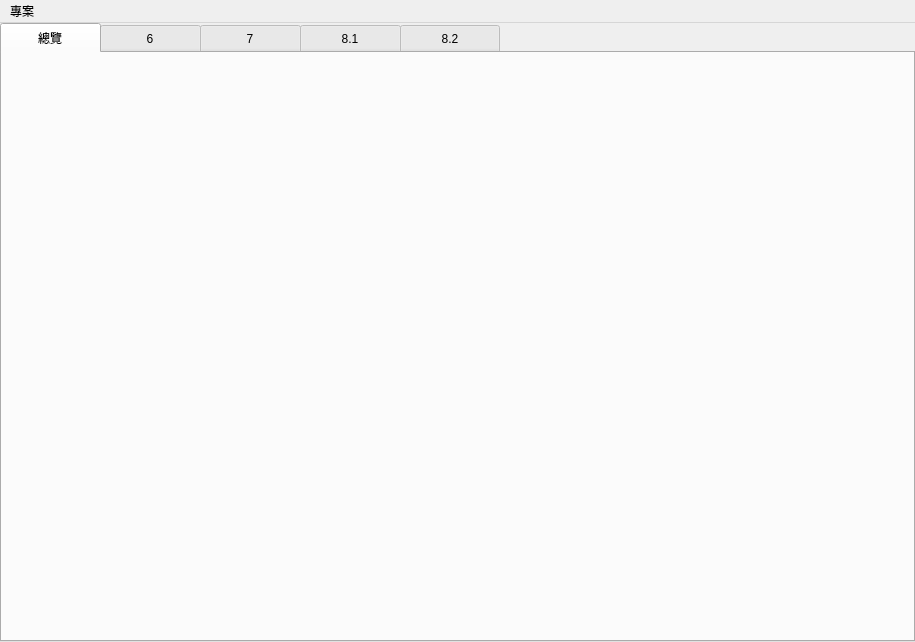
This is src/gui/views/uav_gui.ui in ninjat6/Drone_Security_Tool as Qt 5 draws it before an edit. The edited form follows.
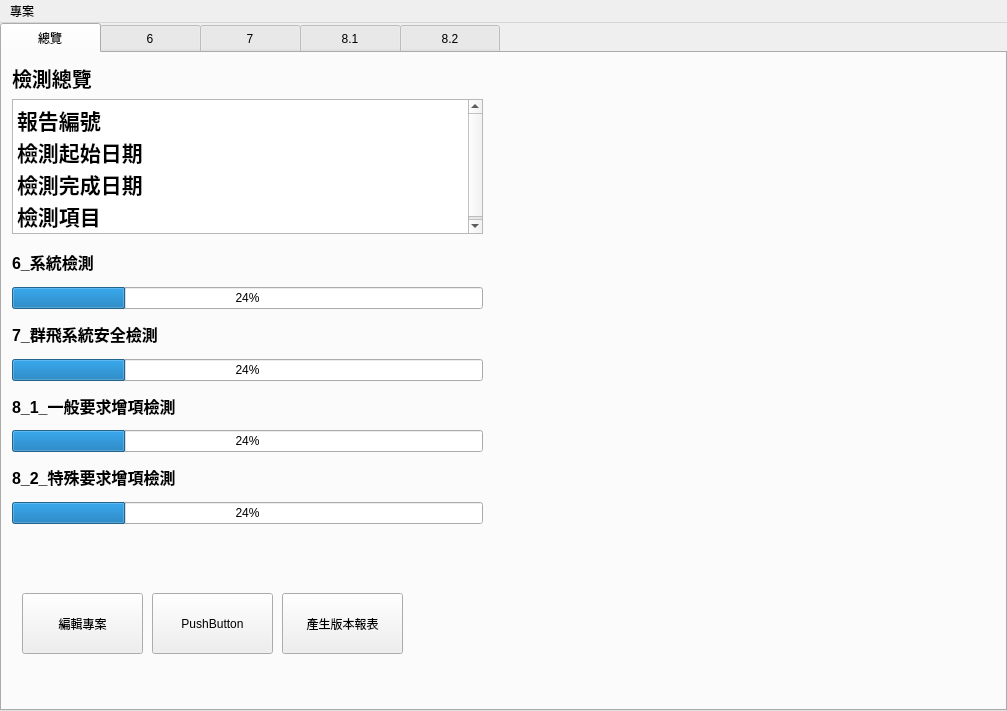
This is the edited form.

Commit message: ui編輯新增啟動入口

```diff
--- a/src/gui/views/uav_gui.ui
+++ b/src/gui/views/uav_gui.ui
@@ -9,8 +9,8 @@
    <rect>
     <x>0</x>
     <y>0</y>
-    <width>915</width>
-    <height>642</height>
+    <width>1007</width>
+    <height>711</height>
    </rect>
   </property>
   <property name="sizePolicy">
@@ -121,6 +121,184 @@
        <attribute name="title">
         <string>總覽</string>
        </attribute>
+       <widget class="QPushButton" name="pushButton">
+        <property name="geometry">
+         <rect>
+          <x>280</x>
+          <y>540</y>
+          <width>121</width>
+          <height>61</height>
+         </rect>
+        </property>
+        <property name="text">
+         <string>產生版本報表</string>
+        </property>
+       </widget>
+       <widget class="QPushButton" name="pushButton_2">
+        <property name="geometry">
+         <rect>
+          <x>150</x>
+          <y>540</y>
+          <width>121</width>
+          <height>61</height>
+         </rect>
+        </property>
+        <property name="text">
+         <string>PushButton</string>
+        </property>
+       </widget>
+       <widget class="QPushButton" name="pushButton_3">
+        <property name="geometry">
+         <rect>
+          <x>20</x>
+          <y>540</y>
+          <width>121</width>
+          <height>61</height>
+         </rect>
+        </property>
+        <property name="text">
+         <string>編輯專案</string>
+        </property>
+       </widget>
+       <widget class="QWidget" name="verticalLayoutWidget">
+        <property name="geometry">
+         <rect>
+          <x>10</x>
+          <y>10</y>
+          <width>471</width>
+          <height>171</height>
+         </rect>
+        </property>
+        <layout class="QVBoxLayout" name="verticalLayout_2">
+         <item>
+          <widget class="QLabel" name="label">
+           <property name="font">
+            <font>
+             <pointsize>15</pointsize>
+             <bold>true</bold>
+            </font>
+           </property>
+           <property name="text">
+            <string>檢測總覽</string>
+           </property>
+          </widget>
+         </item>
+         <item>
+          <widget class="QTextBrowser" name="textBrowser">
+           <property name="font">
+            <font>
+             <pointsize>9</pointsize>
+            </font>
+           </property>
+           <property name="html">
+            <string>&lt;!DOCTYPE HTML PUBLIC &quot;-//W3C//DTD HTML 4.0//EN&quot; &quot;http://www.w3.org/TR/REC-html40/strict.dtd&quot;&gt;
+&lt;html&gt;&lt;head&gt;&lt;meta name=&quot;qrichtext&quot; content=&quot;1&quot; /&gt;&lt;meta charset=&quot;utf-8&quot; /&gt;&lt;style type=&quot;text/css&quot;&gt;
+p, li { white-space: pre-wrap; }
+hr { height: 1px; border-width: 0; }
+li.unchecked::marker { content: &quot;\2610&quot;; }
+li.checked::marker { content: &quot;\2612&quot;; }
+&lt;/style&gt;&lt;/head&gt;&lt;body style=&quot; font-family:'Microsoft JhengHei UI'; font-size:9pt; font-weight:400; font-style:normal;&quot;&gt;
+&lt;p style=&quot; margin-top:0px; margin-bottom:0px; margin-left:0px; margin-right:0px; -qt-block-indent:0; text-indent:0px;&quot;&gt;&lt;span style=&quot; font-size:16pt; font-weight:700;&quot;&gt;報告編號&lt;/span&gt;&lt;/p&gt;
+&lt;p style=&quot; margin-top:0px; margin-bottom:0px; margin-left:0px; margin-right:0px; -qt-block-indent:0; text-indent:0px;&quot;&gt;&lt;span style=&quot; font-size:16pt; font-weight:700;&quot;&gt;檢測起始日期&lt;/span&gt;&lt;/p&gt;
+&lt;p style=&quot; margin-top:0px; margin-bottom:0px; margin-left:0px; margin-right:0px; -qt-block-indent:0; text-indent:0px;&quot;&gt;&lt;span style=&quot; font-size:16pt; font-weight:700;&quot;&gt;檢測完成日期&lt;/span&gt;&lt;/p&gt;
+&lt;p style=&quot; margin-top:0px; margin-bottom:0px; margin-left:0px; margin-right:0px; -qt-block-indent:0; text-indent:0px;&quot;&gt;&lt;span style=&quot; font-size:16pt; font-weight:700;&quot;&gt;檢測項目&lt;/span&gt;&lt;/p&gt;&lt;/body&gt;&lt;/html&gt;</string>
+           </property>
+          </widget>
+         </item>
+        </layout>
+       </widget>
+       <widget class="QWidget" name="">
+        <property name="geometry">
+         <rect>
+          <x>10</x>
+          <y>190</y>
+          <width>471</width>
+          <height>281</height>
+         </rect>
+        </property>
+        <layout class="QVBoxLayout" name="verticalLayout_3">
+         <item>
+          <widget class="QLabel" name="label_2">
+           <property name="font">
+            <font>
+             <pointsize>12</pointsize>
+             <bold>true</bold>
+            </font>
+           </property>
+           <property name="text">
+            <string>6_系統檢測</string>
+           </property>
+          </widget>
+         </item>
+         <item>
+          <widget class="QProgressBar" name="progressBar">
+           <property name="value">
+            <number>24</number>
+           </property>
+          </widget>
+         </item>
+         <item>
+          <widget class="QLabel" name="label_3">
+           <property name="font">
+            <font>
+             <pointsize>12</pointsize>
+             <bold>true</bold>
+            </font>
+           </property>
+           <property name="text">
+            <string>7_群飛系統安全檢測</string>
+           </property>
+          </widget>
+         </item>
+         <item>
+          <widget class="QProgressBar" name="progressBar_2">
+           <property name="value">
+            <number>24</number>
+           </property>
+          </widget>
+         </item>
+         <item>
+          <widget class="QLabel" name="label_4">
+           <property name="font">
+            <font>
+             <pointsize>12</pointsize>
+             <bold>true</bold>
+            </font>
+           </property>
+           <property name="text">
+            <string>8_1_一般要求增項檢測</string>
+           </property>
+          </widget>
+         </item>
+         <item>
+          <widget class="QProgressBar" name="progressBar_3">
+           <property name="value">
+            <number>24</number>
+           </property>
+          </widget>
+         </item>
+         <item>
+          <widget class="QLabel" name="label_5">
+           <property name="font">
+            <font>
+             <pointsize>12</pointsize>
+             <bold>true</bold>
+            </font>
+           </property>
+           <property name="text">
+            <string>8_2_特殊要求增項檢測</string>
+           </property>
+          </widget>
+         </item>
+         <item>
+          <widget class="QProgressBar" name="progressBar_4">
+           <property name="value">
+            <number>24</number>
+           </property>
+          </widget>
+         </item>
+        </layout>
+       </widget>
       </widget>
       <widget class="QWidget" name="tab_2">
        <attribute name="title">
@@ -151,7 +329,7 @@
     <rect>
      <x>0</x>
      <y>0</y>
-     <width>915</width>
+     <width>1007</width>
      <height>33</height>
     </rect>
    </property>
```
Left out of the diff: 18 changed lines with no effect on the pictures. The commit also changes 4 other files.
